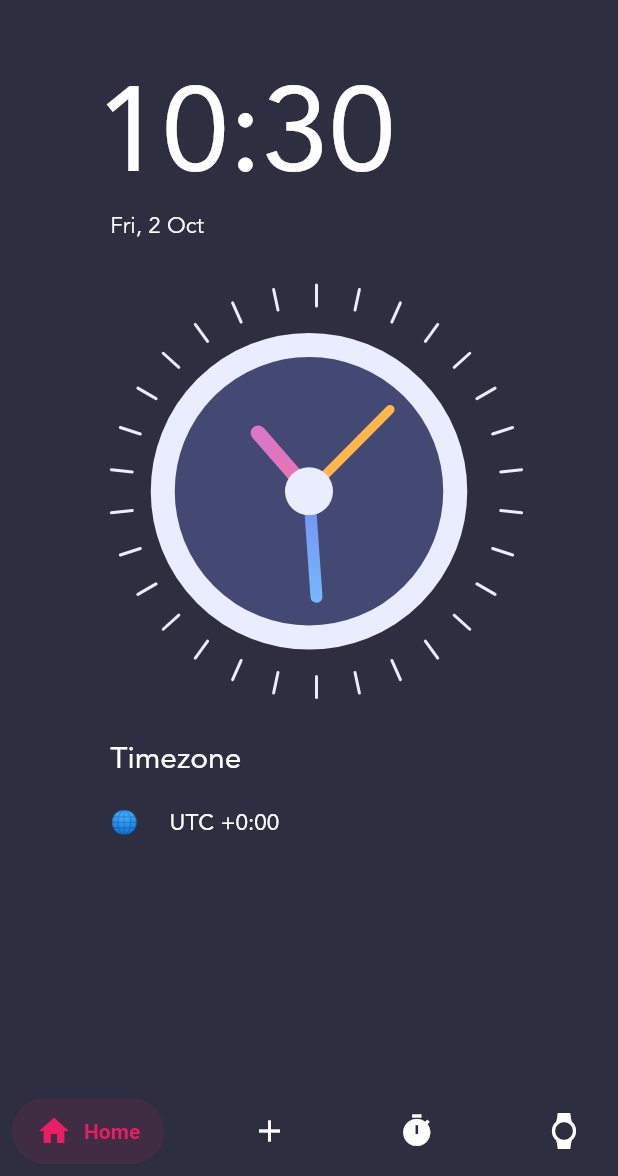
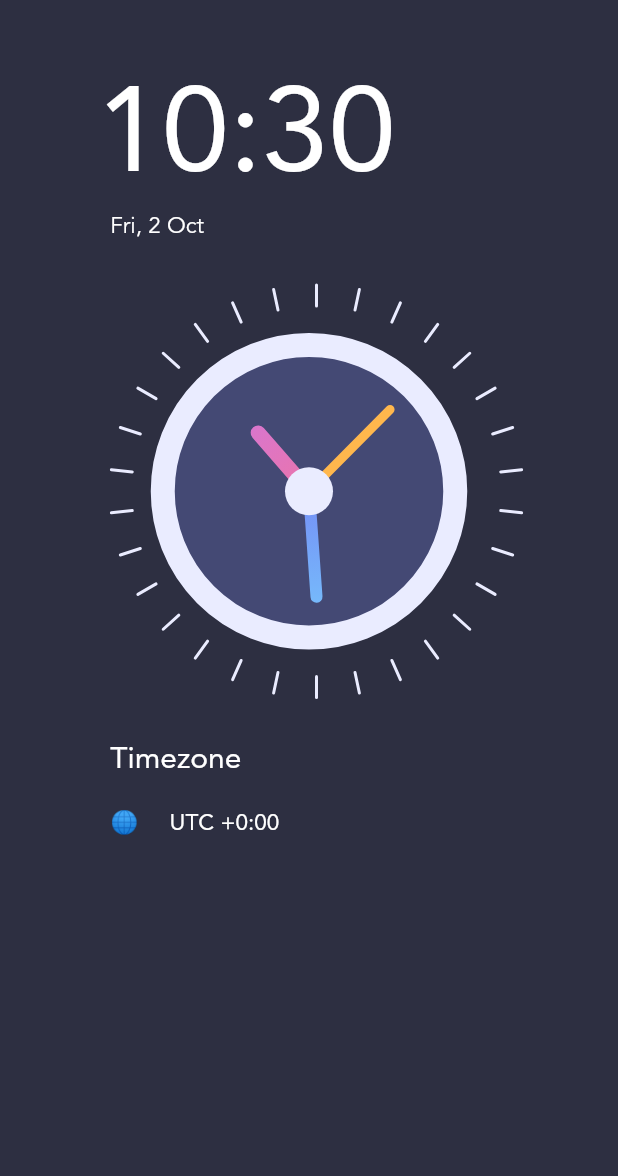
Before and after one commit to Shantonu8/alarm-app, a Flutter app: the screen it shows after launch, on a phone screen of 412 x 824 dp, the part 60-1236 px from its top. Run offline on Flutter 3.47's test engine with Material 2 defaults, Android fonts, the phone set to English and light mode, and no system bars; drawn by our look-alikes of salomon_bottom_bar; our stand-ins replace google_fonts.

Commit message:
Updated Bottom Navigation Bar

```diff
--- a/lib/homepage.dart
+++ b/lib/homepage.dart
@@ -99,27 +99,6 @@ class _HomePageState extends State<HomePage> {
 
     return Scaffold(
       backgroundColor: Color(0xFF2D2F41),
-       bottomNavigationBar:
-    SalomonBottomBar(
-        currentIndex: _currentIndex, onTap: (i) {
-          // if(i == 1 ){
-          //   Navigator.pushNamed(context, "/alarm");
-          // }
-          setState(() {
-            _currentIndex = i;
-          });
-          if(i == 1 ){
-            Navigator.pushNamed(context, "/alarm");
-          }
-
-    },
-        items: [
-          SalomonBottomBarItem(icon: Icon(Icons.home), title: Text("Home"), selectedColor: Colors.pink, unselectedColor: Colors.white),
-          SalomonBottomBarItem(icon: Icon(Icons.add), title: Text("Alarm"), selectedColor: Colors.yellow, unselectedColor: Colors.white),
-          SalomonBottomBarItem(icon: Icon(Icons.timer), title: Text("Stopwatch"), selectedColor: Colors.orange, unselectedColor: Colors.white),
-          SalomonBottomBarItem(icon: Icon(Icons.watch), title: Text("Timer"), selectedColor: Colors.cyan, unselectedColor: Colors.white)
-        ],
-    ),
       appBar: AppBar(
         title: Padding(
           padding: const EdgeInsets.only(left: 45.0),
```
Also changed, not shown: lib/alarmscreen.dart (+0 -19 lines), lib/start_screen.dart (added, +37 -0 lines), pubspec.lock.
